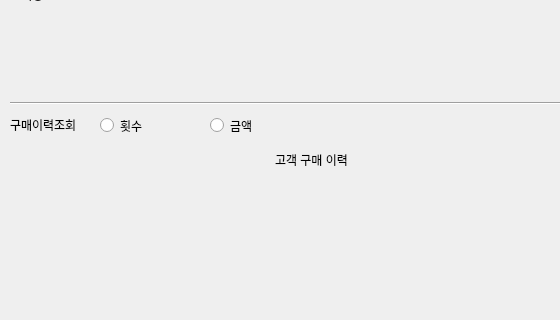
This is design_main.ui in sohyeon98720/Lgorithm as Qt 5 draws it before an edit; both pictures show x 0 to 560 and y 105 to 425 of the 643 by 671 pixel window. The edited form follows.
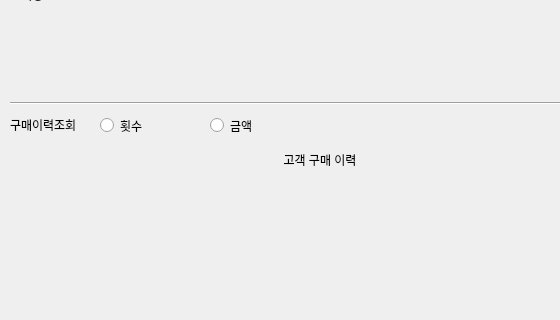
This is the edited form.

What changed in the file:
```diff
--- a/design_main.ui
+++ b/design_main.ui
@@ -108,6 +108,9 @@
       <property name="text">
        <string>고객 구매 이력</string>
       </property>
+      <property name="alignment">
+       <set>Qt::AlignCenter</set>
+      </property>
      </widget>
     </item>
     <item alignment="Qt::AlignHCenter">
```
Left out of the diff: 3 changed lines with no effect on the pictures.
